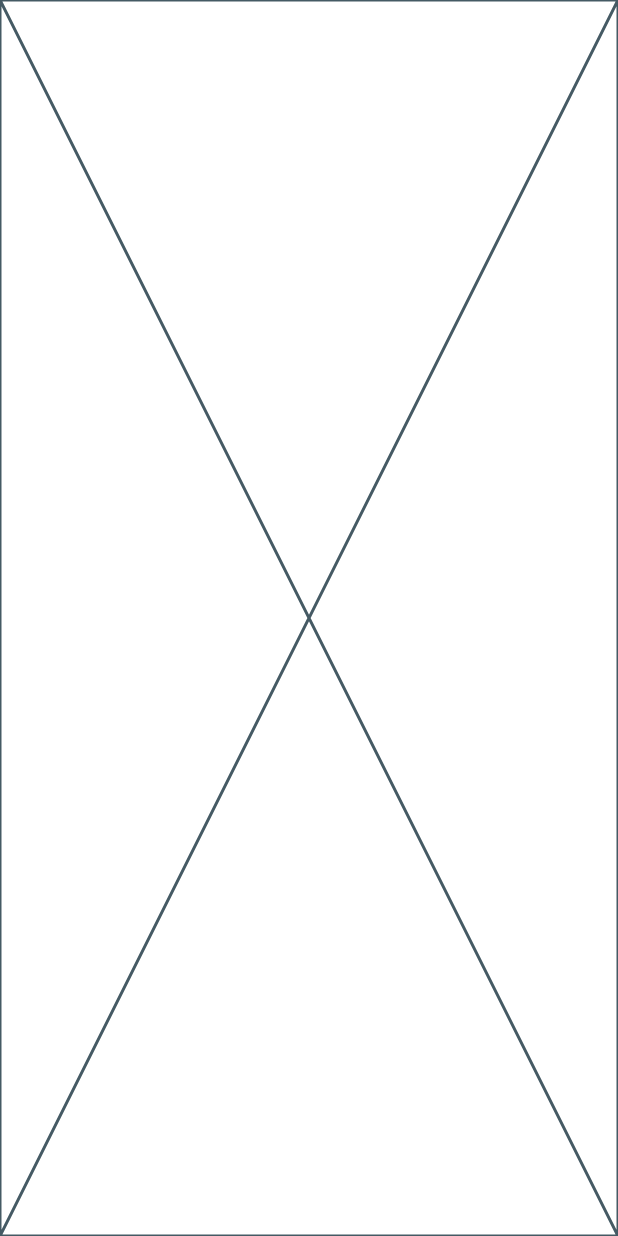
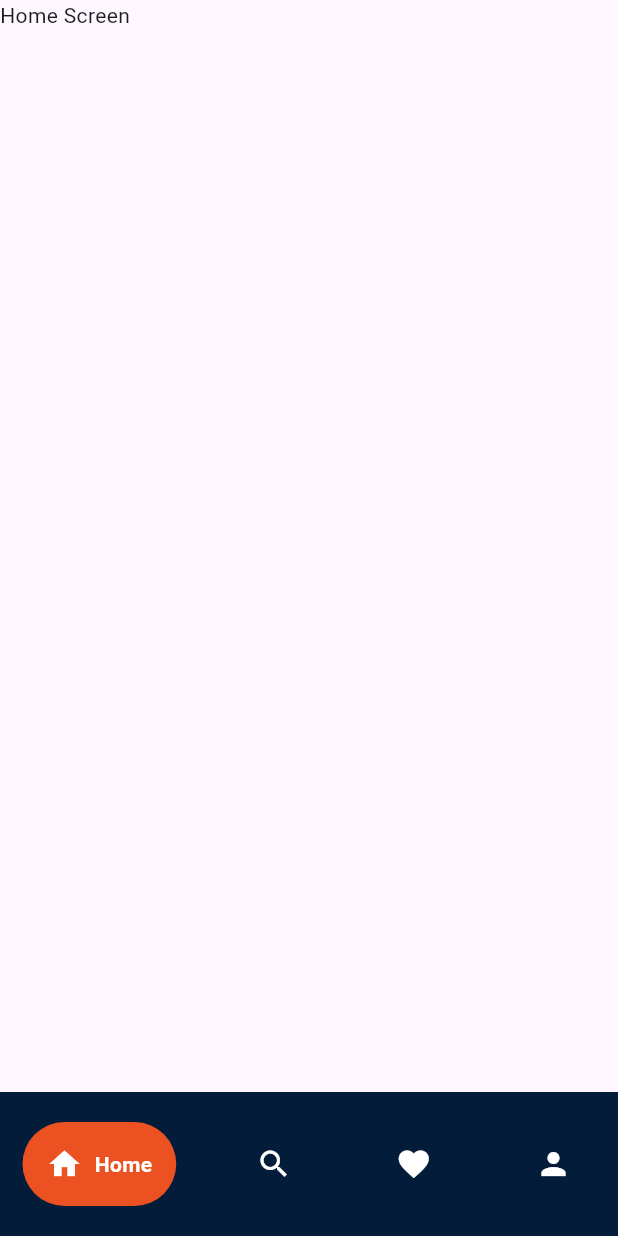
Before and after one commit to Kunal-63/Moh-Maya, a Flutter app: the screen it shows after launch, on a phone screen of 412 x 824 dp. Run offline on Flutter 3.47's test engine with Material 3 defaults, Android fonts, the light colour scheme and no system bars; drawn by our look-alikes of google_nav_bar.

Commit message:
bottom nav bar

```diff
--- /dev/null
+++ b/mohmaya/lib/pages/HomeScreen.dart
@@ -0,0 +1,10 @@
+import 'package:flutter/material.dart';
+
+class HomeScreen extends StatelessWidget {
+  const HomeScreen({super.key});
+
+  @override
+  Widget build(BuildContext context) {
+    return Container(child: const Text('Home Screen'));
+  }
+}
--- a/mohmaya/lib/pages/LogIn.dart
+++ b/mohmaya/lib/pages/LogIn.dart
@@ -1,10 +1,70 @@
 import 'package:flutter/material.dart';
+import 'package:google_nav_bar/google_nav_bar.dart';
+import 'package:mohmaya/pages/HomeScreen.dart';
 
-class LogIn extends StatelessWidget {
+// class LogIn extends StatelessWidget {
+//   const LogIn({super.key});
+
+//   @override
+//   Widget build(BuildContext context) {
+//     return Scaffold(
+//       body: _page[currentIndex],
+//       bottomNavigationBar: GNav(
+//         onTabChange: (index) => goToPage(index),
+//         tabs: [
+//           GButton(icon: Icons.home, text: 'Home'),
+//         ],
+//       ),
+//     );
+//   }
+// }
+
+class LogIn extends StatefulWidget {
   const LogIn({super.key});
 
   @override
+  State<LogIn> createState() => _LogInState();
+}
+
+class _LogInState extends State<LogIn> {
+  int currentIndex = 0;
+  void goToPage(int index) {
+    setState(() {
+      currentIndex = index;
+    });
+  }
+
+  List _page = [
+    HomeScreen(),
+    Container(child: const Text('Search Screen')),
+    Container(child: const Text('Favourite Screen')),
+    Container(child: const Text('Profile Screen')),
+  ];
+  @override
   Widget build(BuildContext context) {
-    return const Placeholder();
+    return Scaffold(
+      body: _page[currentIndex],
+      bottomNavigationBar: Container(
+        color: Color.fromRGBO(2, 28, 57, 1),
+        child: Padding(
+          padding: const EdgeInsets.symmetric(horizontal: 15, vertical: 20),
+          child: GNav(
+            backgroundColor: Color.fromRGBO(2, 28, 57, 1),
+            color: Colors.white,
+            activeColor: Colors.white,
+            tabBackgroundColor: Color.fromRGBO(236, 82, 33, 1),
+            padding: EdgeInsets.all(16),
+            onTabChange: (index) => goToPage(index),
+            gap: 8,
+            tabs: [
+              GButton(icon: Icons.home, text: 'Home'),
+              GButton(icon: Icons.search, text: 'Search'),
+              GButton(icon: Icons.favorite, text: 'Favourite'),
+              GButton(icon: Icons.person, text: 'Profile'),
+            ],
+          ),
+        ),
+      ),
+    );
   }
 }
--- a/mohmaya/lib/pages/SplashScreen.dart
+++ b/mohmaya/lib/pages/SplashScreen.dart
@@ -26,7 +26,7 @@ class SplashState extends State<SplashScreen> {
   }
 
   startTime() async {
-    var duration = new Duration(seconds: 2);
+    var duration = new Duration(seconds: 5);
     return new Timer(duration, route);
   }
 
@@ -39,7 +39,7 @@ class SplashState extends State<SplashScreen> {
     return Container(
       decoration: const BoxDecoration(
         image: DecorationImage(
-          image: AssetImage('assets/images/splashscreen.png'),
+          image: AssetImage("assets/images/splash.gif"),
           fit: BoxFit.cover,
         ),
       ),
--- a/mohmaya/pubspec.yaml
+++ b/mohmaya/pubspec.yaml
@@ -28,6 +28,7 @@ environment:
 # the latest version available on pub.dev. To see which dependencies have newer
 # versions available, run `flutter pub outdated`.
 dependencies:
+  google_nav_bar: ^5.0.6
   flutter:
     sdk: flutter
 
```
Also changed, not shown: mohmaya/assets/images/splash.gif (added), mohmaya/pubspec.lock.
